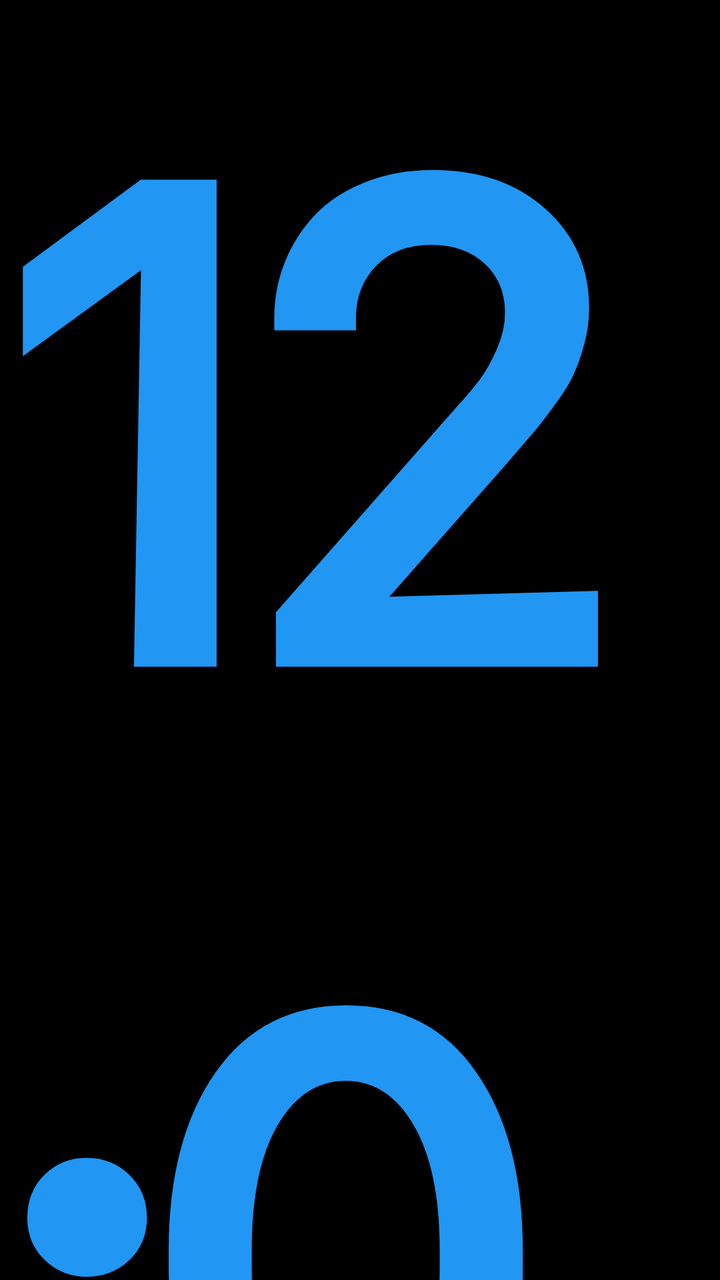
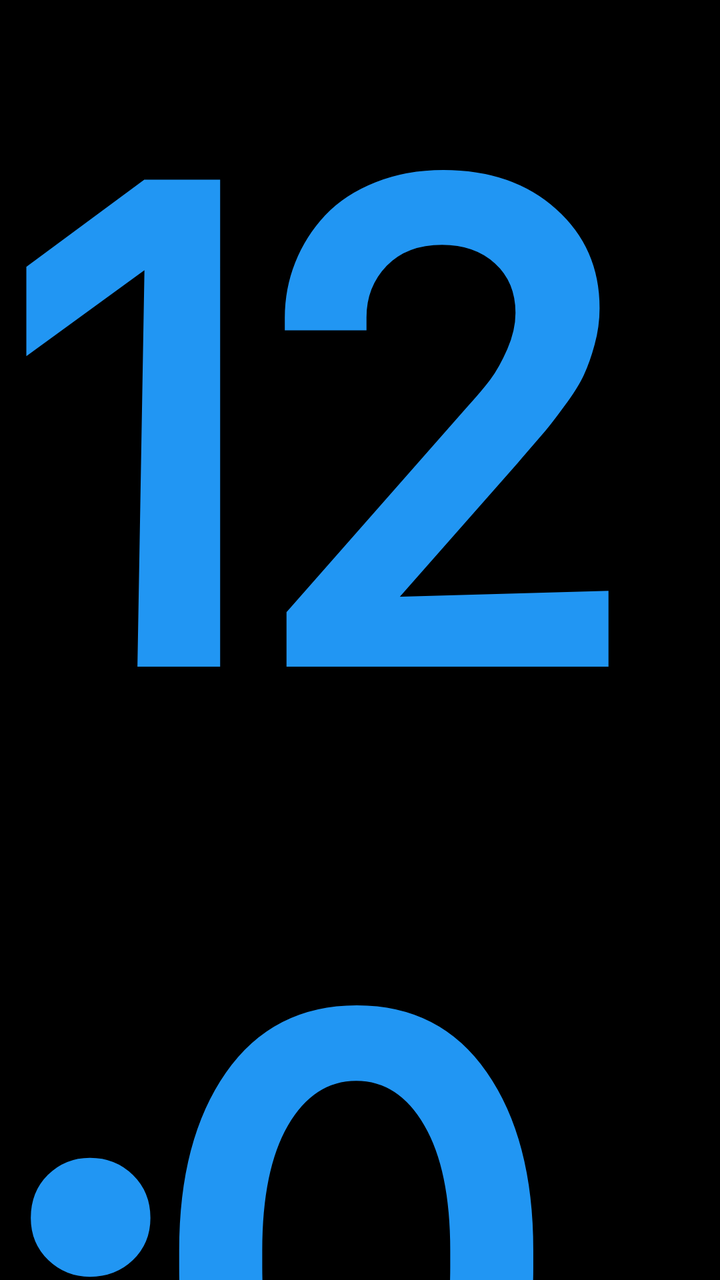

An Android layout rendered at two revisions. The XML below is the earlier revision; the diff shows what the commit changed to produce the second picture.
<!-- AndroidManifest.xml: application theme AppTheme -->
<!-- res/layout/activity_main.xml -->
<?xml version="1.0" encoding="utf-8"?>
<RelativeLayout xmlns:android="http://schemas.android.com/apk/res/android"
    android:layout_width="match_parent"
    android:layout_height="match_parent"
    android:background="#000000"
    android:keepScreenOn="true"
    android:padding="0dp">

    <LinearLayout
        android:layout_width="wrap_content"
        android:layout_height="wrap_content"
        android:layout_centerInParent="true"
        android:gravity="center_vertical"
        android:orientation="horizontal">

        
        <TextClock
            android:id="@+id/textClock"
            android:layout_width="wrap_content"
            android:layout_height="wrap_content"
            android:format12Hour="h:mm"
            android:format24Hour="HH:mm"
            android:fontFamily="@font/sf_compact"
            android:includeFontPadding="false"
            android:textColor="#2196F3"
            android:textSize="350sp"
            android:textStyle="bold"
            android:letterSpacing="-0.09" /> 

        
        <LinearLayout
            android:layout_width="wrap_content"
            android:layout_height="wrap_content"
            android:layout_gravity="top"
            android:layout_marginTop="-1dp"
            android:layout_marginStart="12dp"
            android:orientation="vertical">

            
            <TextView
                android:id="@+id/tvDate"
                android:layout_width="wrap_content"
                android:layout_height="wrap_content"
                android:fontFamily="@font/sf_compact"
                android:textColor="#2196F3"
                android:textSize="20sp"
                android:textStyle="bold" />

            
            <TextView
                android:id="@+id/tvTemp"
                android:layout_width="wrap_content"
                android:layout_height="wrap_content"
                android:layout_marginTop="4dp"
                android:fontFamily="@font/sf_compact"
                android:textColor="#2196F3"
                android:textSize="16sp"
                android:textStyle="bold"
                android:visibility="gone" />

        </LinearLayout>

    </LinearLayout>

</RelativeLayout>
<!-- resources referenced by this layout -->
<resources>
  <style name="AppTheme" parent="android:style/Theme.Material.NoActionBar">
          <item name="android:fontFamily">sans</item>
          <item name="android:windowActionModeOverlay">true</item>
          <item name="android:windowNoTitle">true</item>
          <item name="android:colorAccent">#FF0000</item>
          <item name="android:navigationBarColor">#000000</item>
          <item name="android:statusBarColor">#000000</item>
      </style>
</resources>

<!-- the commit's change to res/layout/activity_main.xml (unified diff, before → after) -->
@@ -25,14 +25,14 @@
             android:textColor="#2196F3"
             android:textSize="350sp"
             android:textStyle="bold"
-            android:letterSpacing="-0.09" /> 
+            android:letterSpacing="-0.08" /> 
 
         
         <LinearLayout
             android:layout_width="wrap_content"
             android:layout_height="wrap_content"
             android:layout_gravity="top"
-            android:layout_marginTop="-1dp"
+            android:layout_marginTop="70dp"
             android:layout_marginStart="12dp"
             android:orientation="vertical">
 
